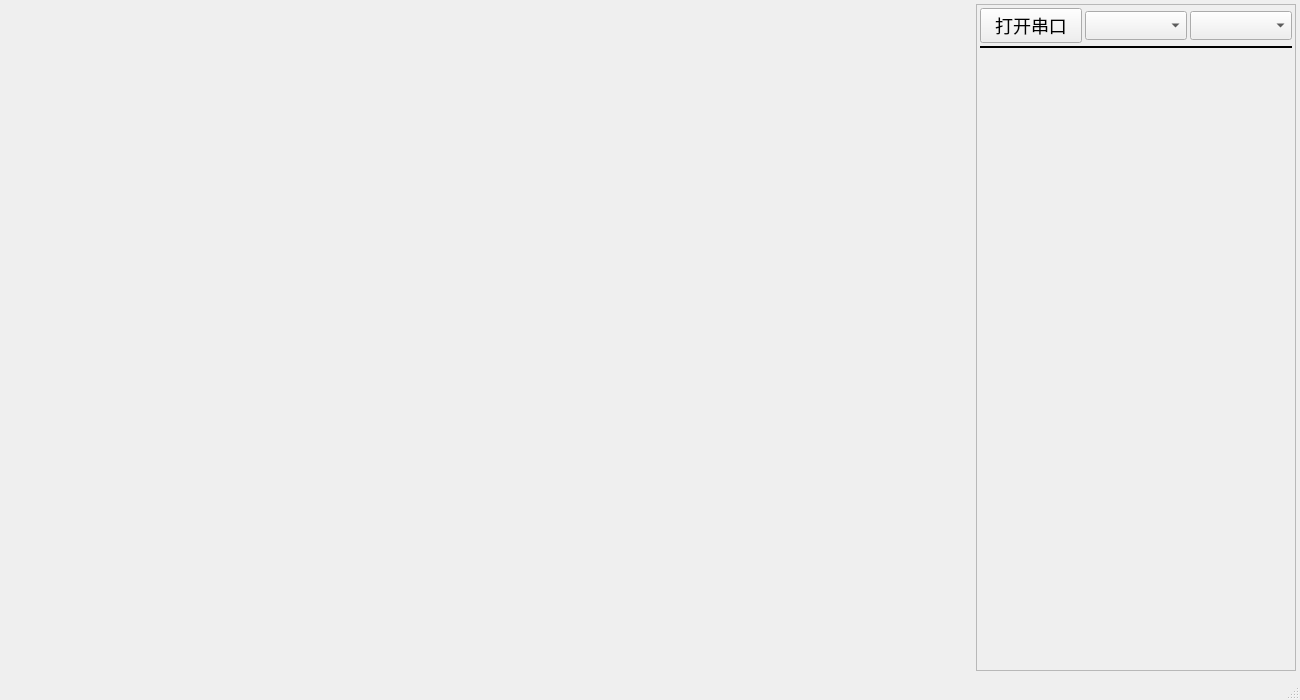
Above: mainwindow.ui from yangzigy/modbus_tool before the change. Below: the same form after it.
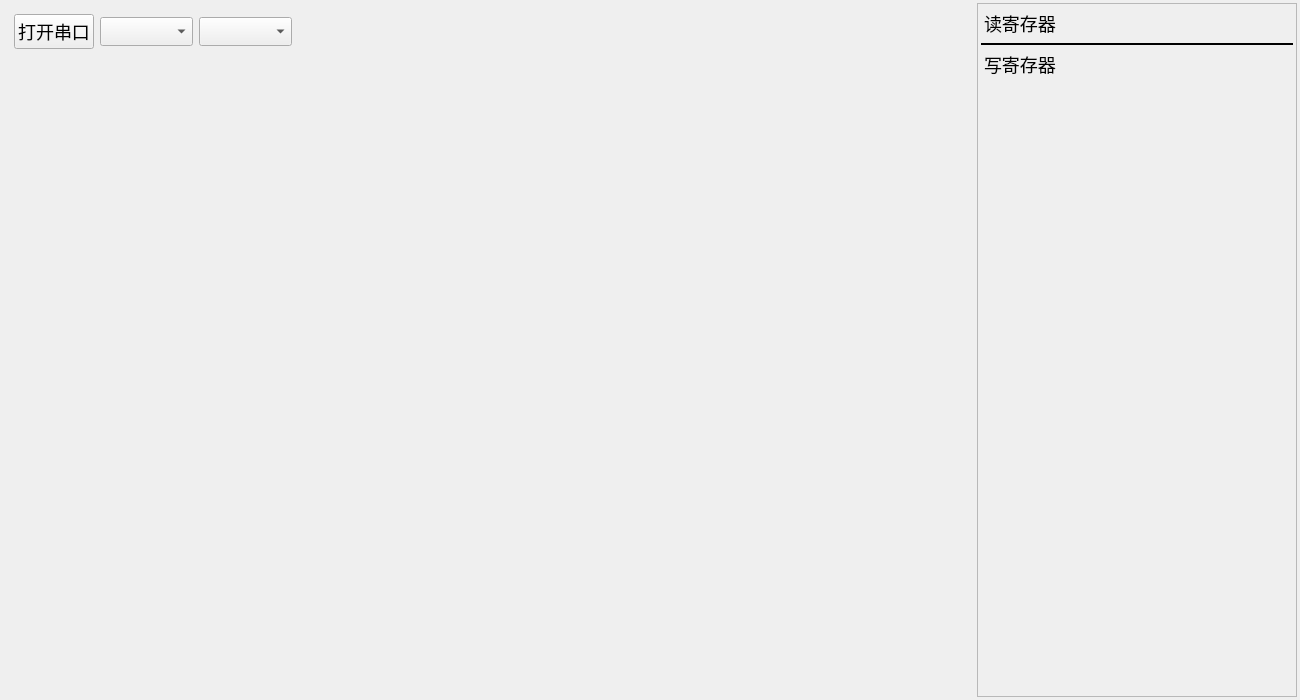
That is the form after the change.

Diff of the .ui file:
```diff
--- a/mainwindow.ui
+++ b/mainwindow.ui
@@ -23,20 +23,23 @@
    <string notr="true">*{font: 18px;}</string>
   </property>
   <widget class="QWidget" name="centralWidget">
-   <layout class="QGridLayout" name="gridLayout_2">
+   <layout class="QGridLayout" name="gridLayout_2" rowstretch="0,1,0" rowminimumheight="0,0,0">
     <property name="leftMargin">
-     <number>4</number>
+     <number>3</number>
     </property>
     <property name="topMargin">
-     <number>4</number>
+     <number>3</number>
     </property>
     <property name="rightMargin">
-     <number>4</number>
+     <number>3</number>
     </property>
     <property name="bottomMargin">
      <number>3</number>
     </property>
-    <item row="0" column="2" rowspan="2">
+    <property name="spacing">
+     <number>3</number>
+    </property>
+    <item row="0" column="1" rowspan="3">
      <widget class="QScrollArea" name="scrollArea">
       <property name="sizePolicy">
        <sizepolicy hsizetype="Preferred" vsizetype="Expanding">
@@ -67,8 +70,8 @@
         <rect>
          <x>0</x>
          <y>0</y>
-         <width>316</width>
-         <height>666</height>
+         <width>318</width>
+         <height>692</height>
         </rect>
        </property>
        <layout class="QGridLayout" name="gridLayout_3">
@@ -87,8 +90,77 @@
         <property name="spacing">
          <number>3</number>
         </property>
+        <item row="3" column="0" colspan="3">
+         <widget class="QWidget" name="widget_writereg" native="true">
+          <layout class="QGridLayout" name="gridLayout_4">
+           <property name="leftMargin">
+            <number>3</number>
+           </property>
+           <property name="topMargin">
+            <number>3</number>
+           </property>
+           <property name="rightMargin">
+            <number>3</number>
+           </property>
+           <property name="bottomMargin">
+            <number>3</number>
+           </property>
+           <property name="spacing">
+            <number>3</number>
+           </property>
+           <item row="0" column="0">
+            <widget class="QLabel" name="label_3">
+             <property name="text">
+              <string>写寄存器</string>
+             </property>
+            </widget>
+           </item>
+          </layout>
+         </widget>
+        </item>
+        <item row="6" column="1">
+         <spacer name="verticalSpacer">
+          <property name="orientation">
+           <enum>Qt::Vertical</enum>
+          </property>
+          <property name="sizeHint" stdset="0">
+           <size>
+            <width>20</width>
+            <height>40</height>
+           </size>
+          </property>
+         </spacer>
+        </item>
         <item row="1" column="0" colspan="3">
-         <widget class="QLabel" name="label_19">
+         <widget class="QWidget" name="widget_read_reg" native="true">
+          <layout class="QGridLayout" name="gridLayout">
+           <property name="leftMargin">
+            <number>3</number>
+           </property>
+           <property name="topMargin">
+            <number>3</number>
+           </property>
+           <property name="rightMargin">
+            <number>3</number>
+           </property>
+           <property name="bottomMargin">
+            <number>3</number>
+           </property>
+           <property name="spacing">
+            <number>3</number>
+           </property>
+           <item row="0" column="0">
+            <widget class="QLabel" name="label">
+             <property name="text">
+              <string>读寄存器</string>
+             </property>
+            </widget>
+           </item>
+          </layout>
+         </widget>
+        </item>
+        <item row="2" column="0" colspan="3">
+         <widget class="QLabel" name="label_2">
           <property name="maximumSize">
            <size>
             <width>16777215</width>
@@ -106,49 +178,76 @@
           </property>
          </widget>
         </item>
-        <item row="0" column="2">
-         <widget class="QComboBox" name="cb_baud"/>
-        </item>
-        <item row="3" column="1">
-         <spacer name="verticalSpacer">
-          <property name="orientation">
-           <enum>Qt::Vertical</enum>
-          </property>
-          <property name="sizeHint" stdset="0">
-           <size>
-            <width>20</width>
-            <height>40</height>
-           </size>
-          </property>
-         </spacer>
-        </item>
-        <item row="0" column="0">
-         <widget class="QPushButton" name="bt_open_uart">
-          <property name="text">
-           <string>打开串口</string>
-          </property>
-         </widget>
-        </item>
-        <item row="0" column="1">
-         <widget class="QComboBox" name="cb_uart"/>
-        </item>
        </layout>
       </widget>
      </widget>
     </item>
-    <item row="0" column="0" colspan="2">
+    <item row="0" column="0">
+     <widget class="QWidget" name="widget_ctrl" native="true">
+      <property name="sizePolicy">
+       <sizepolicy hsizetype="Preferred" vsizetype="Preferred">
+        <horstretch>0</horstretch>
+        <verstretch>0</verstretch>
+       </sizepolicy>
+      </property>
+      <layout class="QGridLayout" name="gridLayout_5">
+       <item row="0" column="0">
+        <widget class="QPushButton" name="bt_open_uart">
+         <property name="text">
+          <string>打开串口</string>
+         </property>
+        </widget>
+       </item>
+       <item row="0" column="1">
+        <widget class="QComboBox" name="cb_uart"/>
+       </item>
+       <item row="0" column="2">
+        <widget class="QComboBox" name="cb_baud"/>
+       </item>
+       <item row="0" column="3">
+        <spacer name="horizontalSpacer">
+         <property name="orientation">
+          <enum>Qt::Horizontal</enum>
+         </property>
+         <property name="sizeHint" stdset="0">
+          <size>
+           <width>40</width>
+           <height>20</height>
+          </size>
+         </property>
+        </spacer>
+       </item>
+      </layout>
+     </widget>
+    </item>
+    <item row="1" column="0">
      <widget class="QWidget" name="widget" native="true">
-      <property name="sizePolicy">
-       <sizepolicy hsizetype="Expanding" vsizetype="Expanding">
-        <horstretch>0</horstretch>
-        <verstretch>0</verstretch>
-       </sizepolicy>
+      <property name="minimumSize">
+       <size>
+        <width>0</width>
+        <height>100</height>
+       </size>
+      </property>
+     </widget>
+    </item>
+    <item row="2" column="0">
+     <widget class="QWidget" name="widget_2" native="true">
+      <property name="minimumSize">
+       <size>
+        <width>0</width>
+        <height>30</height>
+       </size>
+      </property>
+      <property name="maximumSize">
+       <size>
+        <width>16777215</width>
+        <height>30</height>
+       </size>
       </property>
      </widget>
     </item>
    </layout>
   </widget>
-  <widget class="QStatusBar" name="statusBar"/>
  </widget>
  <layoutdefault spacing="6" margin="11"/>
  <resources/>
```
Left out of the diff: 2 changed lines with no effect on the pictures.
